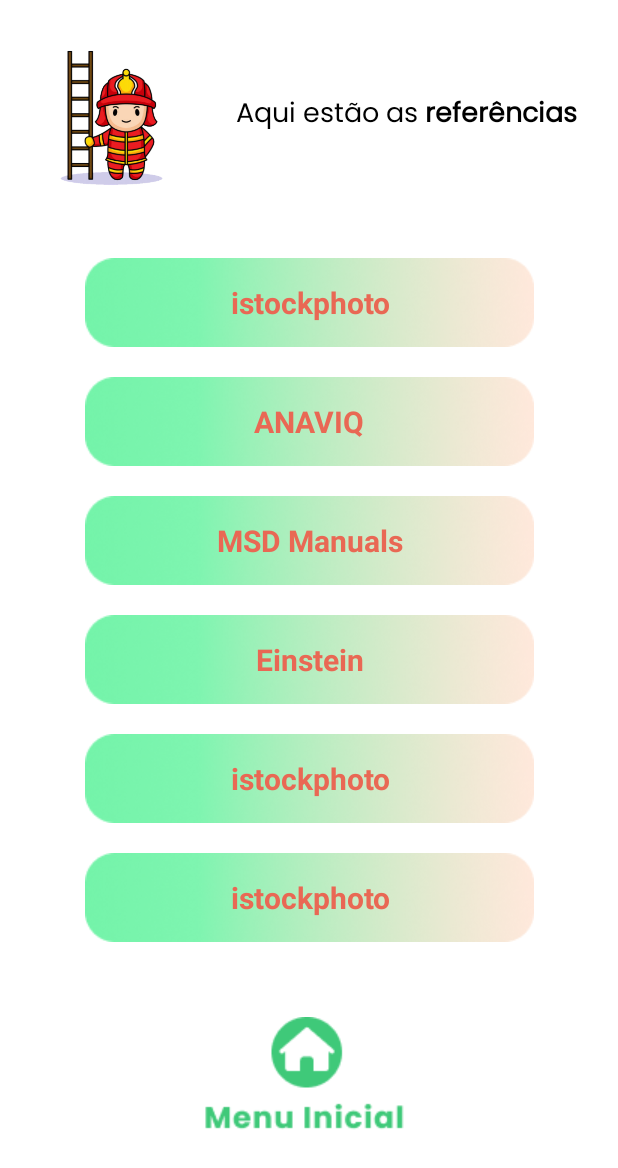
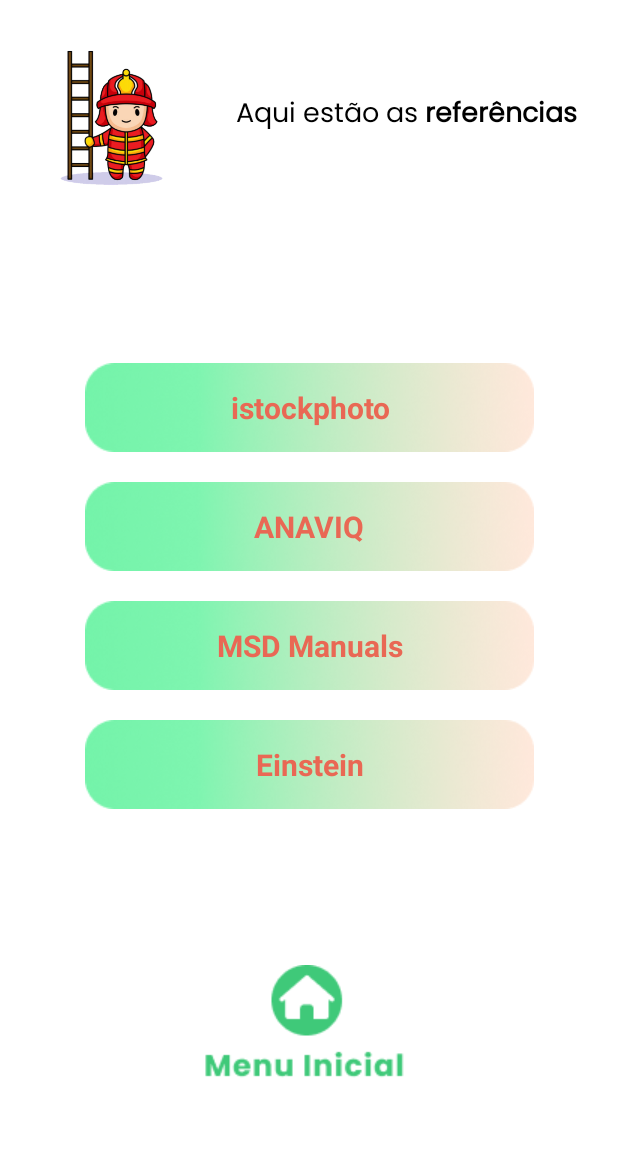
Before and after one commit to UnisagradoWorks/app-queimaduras, an Android app: the ReferenciasActivity screen opened directly, with no data from a screen before it, on a phone screen of 412 x 824 dp. Shown: the top 1168 px of the screen. Run offline under Robolectric (Android 15) with nearby library versions, the phone set to English and light mode, and no system bars.

```diff
--- a/app/src/main/java/br/com/unisagrado/appqueimaduras/activities/ReferenciasActivity.java
+++ b/app/src/main/java/br/com/unisagrado/appqueimaduras/activities/ReferenciasActivity.java
@@ -3,6 +3,7 @@
 import android.content.Intent;
 import android.os.Bundle;
 import android.view.View;
+import android.widget.ImageButton;
 import android.widget.ImageView;
 
 import androidx.appcompat.app.AppCompatActivity;
@@ -16,7 +17,20 @@
         super.onCreate(savedInstanceState);
         setContentView(R.layout.activity_referencias);
 
+        views();
+    }
+
+    private void views() {
+        ImageButton referencia1 = findViewById(R.id.referencia1);
+        ImageButton referencia2 = findViewById(R.id.referencia2);
+        ImageButton referencia3 = findViewById(R.id.referencia3);
+        ImageButton referencia4 = findViewById(R.id.referencia4);
         ImageView menuPrincipal = findViewById(R.id.home);
+
+        referencia1.setOnClickListener(this::abrirUrl);
+        referencia2.setOnClickListener(this::abrirUrl);
+        referencia3.setOnClickListener(this::abrirUrl);
+        referencia4.setOnClickListener(this::abrirUrl);
         menuPrincipal.setOnClickListener(this::abrirMenuPrincipal);
     }
 
@@ -24,4 +38,25 @@
         Intent intent = new Intent(this, MainActivity.class);
         startActivity(intent);
     }
+
+    private void abrirUrl(View view) {
+        Intent intent = new Intent();
+        intent.setAction(Intent.ACTION_VIEW);
+        intent.addCategory(Intent.CATEGORY_BROWSABLE);
+
+        if(view.getId() == R.id.referencia1){
+            String url = "https://www.istockphoto.com/br/search/stack/804510049?assettype=image";
+            intent.setData(android.net.Uri.parse(url));
+        } else if (view.getId() == R.id.referencia2){
+            String url = "http://anaviq.org.br/";
+            intent.setData(android.net.Uri.parse(url));
+        } else if (view.getId() == R.id.referencia3){
+            String url = "https://www.msdmanuals.com/pt-br/profissional/les%C3%B5es-intoxica%C3%A7%C3%A3o/queimaduras/queimaduras";
+            intent.setData(android.net.Uri.parse(url));
+        } else if (view.getId() == R.id.referencia4){
+            String url = "https://www.einstein.br/doencas-sintomas/queimaduras";
+            intent.setData(android.net.Uri.parse(url));
+        }
+        startActivity(intent);
+    }
 }
--- a/app/src/main/res/layout/activity_instituicao.xml
+++ b/app/src/main/res/layout/activity_instituicao.xml
@@ -116,7 +116,7 @@
                     android:layout_marginTop="30dp"
                     android:fontFamily="@font/poppins"
                     android:foregroundGravity="top"
-                    android:text="@string/telaInstituicao"
+                    android:text="@string/app_name"
                     android:textAlignment="textStart"
                     android:textColor="@color/default_green"
                     android:textSize="24sp"
--- a/app/src/main/res/layout/activity_referencias.xml
+++ b/app/src/main/res/layout/activity_referencias.xml
@@ -67,7 +67,7 @@
                     android:id="@+id/home"
                     android:layout_width="wrap_content"
                     android:layout_height="wrap_content"
-                    android:layout_marginTop="50dp"
+                    android:layout_marginTop="120dp"
                     android:adjustViewBounds="true"
                     android:contentDescription="@string/home"
                     android:foregroundGravity="bottom"
@@ -75,20 +75,21 @@
                     app:layout_constraintBottom_toBottomOf="parent"
                     app:layout_constraintEnd_toEndOf="parent"
                     app:layout_constraintStart_toStartOf="parent"
-                    app:layout_constraintTop_toBottomOf="@+id/referencia6"
+                    app:layout_constraintTop_toBottomOf="@+id/txtReferencia4"
                     app:srcCompat="@drawable/menu_verde"
                     tools:ignore="ImageContrastCheck" />
 
-                <ImageView
+                <ImageButton
                     android:id="@+id/referencia1"
                     android:layout_width="wrap_content"
                     android:layout_height="wrap_content"
-                    android:layout_marginTop="80dp"
+                    android:layout_marginTop="150dp"
+                    android:background="#00FFFFFF"
+                    android:contentDescription="@string/referencias"
                     android:src="@drawable/retangulo_referencias"
                     app:layout_constraintEnd_toEndOf="parent"
                     app:layout_constraintStart_toStartOf="parent"
-                    app:layout_constraintTop_toBottomOf="@+id/referencias"
-                    android:contentDescription="@string/referencias" />
+                    app:layout_constraintTop_toBottomOf="@+id/referencias" />
 
                 <TextView
                     android:id="@+id/txtReferencia1"
@@ -103,17 +104,18 @@
                     app:layout_constraintStart_toStartOf="@+id/referencia1"
                     app:layout_constraintTop_toTopOf="@+id/referencia1" />
 
-                <ImageView
+                <ImageButton
                     android:id="@+id/referencia2"
                     android:layout_width="wrap_content"
                     android:layout_height="wrap_content"
                     android:layout_marginTop="20dp"
+                    android:background="#00FFFFFF"
+                    android:contentDescription="@string/referencias"
                     android:src="@drawable/retangulo_referencias"
                     app:layout_constraintEnd_toEndOf="@+id/referencia1"
                     app:layout_constraintHorizontal_bias="0.0"
                     app:layout_constraintStart_toStartOf="@+id/referencia1"
-                    app:layout_constraintTop_toBottomOf="@+id/referencia1"
-                    android:contentDescription="@string/referencias" />
+                    app:layout_constraintTop_toBottomOf="@+id/referencia1" />
 
                 <TextView
                     android:id="@+id/txtReferencia2"
@@ -128,11 +130,12 @@
                     app:layout_constraintStart_toStartOf="@+id/referencia2"
                     app:layout_constraintTop_toTopOf="@+id/referencia2" />
 
-                <ImageView
+                <ImageButton
                     android:id="@+id/referencia3"
                     android:layout_width="wrap_content"
                     android:layout_height="wrap_content"
                     android:layout_marginTop="20dp"
+                    android:background="#00FFFFFF"
                     android:src="@drawable/retangulo_referencias"
                     app:layout_constraintEnd_toEndOf="@+id/referencia2"
                     app:layout_constraintStart_toStartOf="@+id/referencia2"
@@ -152,11 +155,12 @@
                     app:layout_constraintStart_toStartOf="@+id/referencia3"
                     app:layout_constraintTop_toTopOf="@+id/referencia3" />
 
-                <ImageView
+                <ImageButton
                     android:id="@+id/referencia4"
                     android:layout_width="wrap_content"
                     android:layout_height="wrap_content"
                     android:layout_marginTop="20dp"
+                    android:background="#00FFFFFF"
                     android:src="@drawable/retangulo_referencias"
                     app:layout_constraintEnd_toEndOf="@+id/referencia3"
                     app:layout_constraintStart_toStartOf="@+id/referencia3"
@@ -176,55 +180,6 @@
                     app:layout_constraintStart_toStartOf="@+id/referencia4"
                     app:layout_constraintTop_toTopOf="@+id/referencia4" />
 
-                <ImageView
-                    android:id="@+id/referencia5"
-                    android:layout_width="wrap_content"
-                    android:layout_height="wrap_content"
-                    android:layout_marginTop="20dp"
-                    android:src="@drawable/retangulo_referencias"
-                    app:layout_constraintEnd_toEndOf="@+id/referencia4"
-                    app:layout_constraintStart_toStartOf="@+id/referencia4"
-                    app:layout_constraintTop_toBottomOf="@+id/referencia4"
-                    android:contentDescription="@string/referencias" />
-
-                <TextView
-                    android:id="@+id/txtReferencia5"
-                    android:layout_width="wrap_content"
-                    android:layout_height="wrap_content"
-                    android:text="@string/istockphoto"
-                    android:textAlignment="center"
-                    android:textColor="@color/default_red"
-                    android:textSize="20sp"
-                    app:layout_constraintBottom_toBottomOf="@+id/referencia5"
-                    app:layout_constraintEnd_toEndOf="@+id/referencia5"
-                    app:layout_constraintStart_toStartOf="@+id/referencia5"
-                    app:layout_constraintTop_toTopOf="@+id/referencia5" />
-
-                <ImageView
-                    android:id="@+id/referencia6"
-                    android:layout_width="wrap_content"
-                    android:layout_height="wrap_content"
-                    android:layout_marginTop="20dp"
-                    android:src="@drawable/retangulo_referencias"
-                    app:layout_constraintEnd_toEndOf="@+id/referencia5"
-                    app:layout_constraintStart_toStartOf="@+id/referencia5"
-                    app:layout_constraintTop_toBottomOf="@+id/referencia5"
-                    android:contentDescription="@string/referencias" />
-
-                <TextView
-                    android:id="@+id/txtReferencia6"
-                    android:layout_width="wrap_content"
-                    android:layout_height="wrap_content"
-                    android:text="@string/istockphoto"
-                    android:textAlignment="center"
-                    android:textColor="@color/default_red"
-                    android:textSize="20sp"
-                    app:layout_constraintBottom_toBottomOf="@+id/referencia6"
-                    app:layout_constraintEnd_toEndOf="@+id/referencia6"
-                    app:layout_constraintStart_toStartOf="@+id/referencia6"
-                    app:layout_constraintTop_toTopOf="@+id/referencia6" />
-
-
 
             </androidx.constraintlayout.widget.ConstraintLayout>
         </LinearLayout>
--- a/app/src/main/res/values/strings.xml
+++ b/app/src/main/res/values/strings.xml
@@ -1,5 +1,6 @@
 <resources>
-    <string name="app_name"><b>Kids</b>burn</string>
+    <!--  GERAL -->
+    <string name="app_name"><b>KIDS</b>burn</string>
 
     <!-- CREDITOS-->
     <string name="textoApresentacao"> Aqui estão os <b> colaboradores </b> para que esse aplicativo fosse desenvolvido.</string>
@@ -24,7 +25,6 @@
 
     <!-- TELA DE INSTITUICAO-->
     <string name="projetoExtencionista"><b>Projeto \n Extencionista </b></string>
-    <string name="telaInstituicao"><b>KIDS</b>burn</string>
     <string name="professor"><b>Professor</b></string>
 
     <!-- TELA DE REFERENCIAS-->
@@ -34,6 +34,8 @@
     <string name="msdmanuals"><b>MSD Manuals</b></string>
     <string name="einstein"><b>Einstein</b></string>
 
+    <!-- TELA SPLASH-->
+    <string name="textoSplash">Uma maneira mais fácil \n de aprender sobre queimaduras</string>
 
 
 </resources>
```
Also changed, not shown: app/src/main/res/layout/activity_splash_screen.xml (+38 -20 lines), app/src/main/res/drawable/botao_start.png (added).
